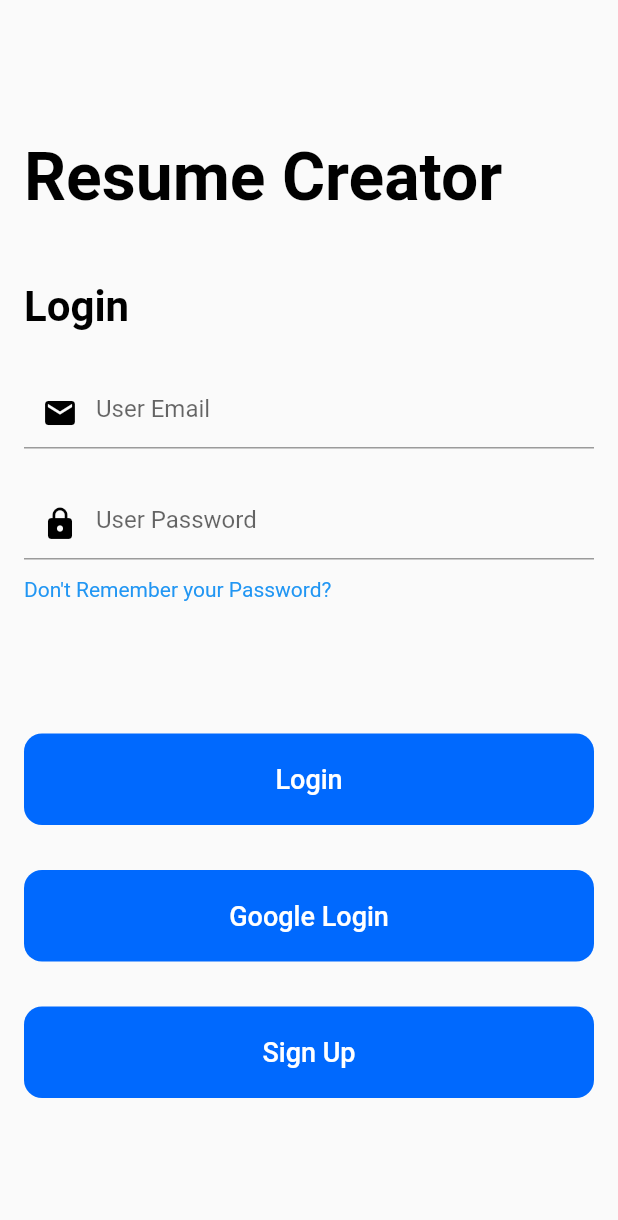
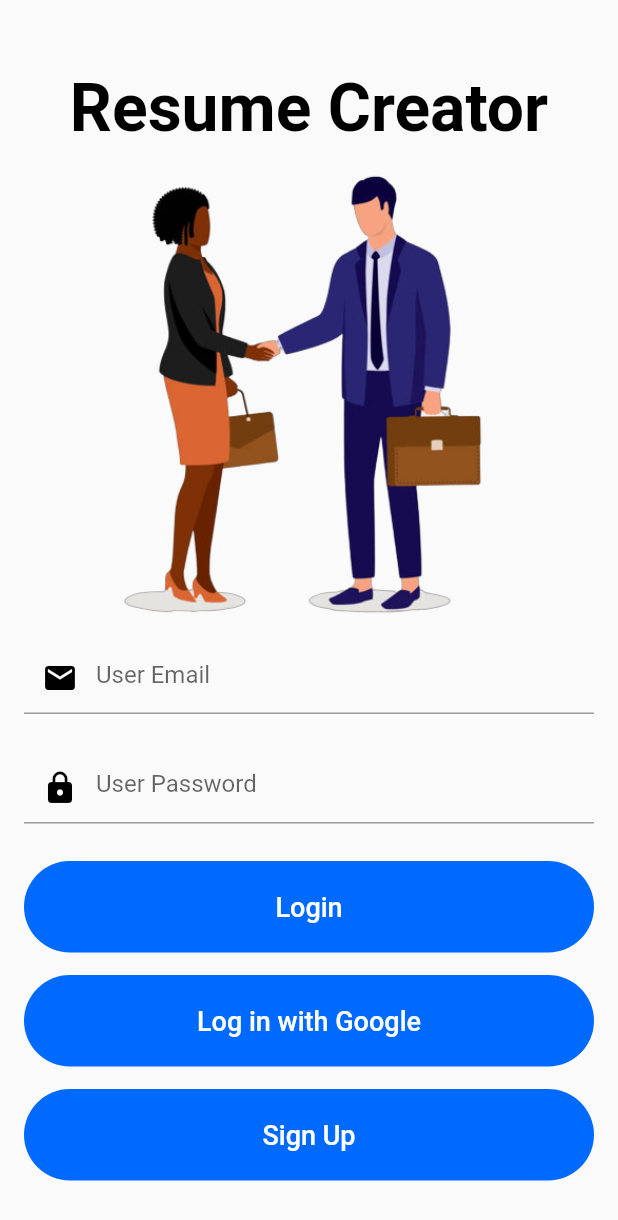
Before and after one commit to alvi-khan/Resume-Maker, a Flutter app: the screen it shows after launch, on a phone screen of 412 x 824 dp. Shown: the top 1220 px of the screen. Run offline on Flutter 3.47's test engine with Material 2 defaults, Android fonts, the phone set to English and light mode, and no system bars; our stand-ins replace cloud_firestore, firebase_auth, firebase_core, google_sign_in; missing offline and left inert: flutter_html_to_pdf; accounts and stored records are empty.

Commit message:
Login page UI changed

```diff
--- a/lib/components/login_signup.dart
+++ b/lib/components/login_signup.dart
@@ -9,7 +9,6 @@ class LoginPage extends StatefulWidget {
 }
 
 class _LoginPageState extends State<LoginPage> {
-
   @override
   Widget build(BuildContext context) {
     TextEditingController _emailController = TextEditingController();
@@ -17,11 +16,16 @@ class _LoginPageState extends State<LoginPage> {
 
     return Padding(
       padding: const EdgeInsets.all(16.0),
+      child: SingleChildScrollView(
         child: Column(
           mainAxisAlignment: MainAxisAlignment.center,
           crossAxisAlignment: CrossAxisAlignment.start,
           children: [
-          const Text(
+            const SizedBox(
+              height: 30.0,
+            ),
+            const Center(
+              child: Text(
                 "Resume Creator",
                 style: TextStyle(
                   color: Colors.black,
@@ -29,18 +33,18 @@ class _LoginPageState extends State<LoginPage> {
                   fontWeight: FontWeight.bold,
                 ),
               ),
-          const SizedBox(
-            height: 44.0,
-          ),
-          const Text(
-            "Login",
-            style: TextStyle(
-                color: Colors.black,
-                fontSize: 28.0,
-                fontWeight: FontWeight.bold),
             ),
             const SizedBox(
-            height: 30.0,
+              height: 15.0,
+            ),
+            Center(
+              child: Image.asset(
+                'assets/images/login.png',
+                height: 300,
+              ),
+            ),
+            const SizedBox(
+              height: 15.0,
             ),
             TextField(
               controller: _emailController,
@@ -51,7 +55,7 @@ class _LoginPageState extends State<LoginPage> {
               ),
             ),
             const SizedBox(
-            height: 26.0,
+              height: 25.0,
             ),
             TextField(
               controller: _passwordController,
@@ -62,49 +66,41 @@ class _LoginPageState extends State<LoginPage> {
               ),
             ),
             const SizedBox(
-            height: 12.0,
-          ),
-          const Text(
-            "Don't Remember your Password?",
-            style: TextStyle(color: Colors.blue),
-          ),
-          const SizedBox(
-            height: 88.0,
+              height: 25.0,
             ),
             Container(
               width: double.infinity,
               child: Button(
                 onPressed: () => Authentication.loginUsingEmailPassword(
                     email: _emailController.text,
-                  password: _passwordController.text
-              ),
+                    password: _passwordController.text),
                 text: "Login",
               ),
             ),
             const SizedBox(
-            height: 30.0,
+              height: 15.0,
             ),
             Container(
               width: double.infinity,
               child: Button(
                 onPressed: () => Authentication.signInWithGoogle(),
-              text: "Google Login",
+                text: "Log in with Google",
               ),
             ),
             const SizedBox(
-            height: 30.0,
+              height: 15.0,
             ),
             Container(
               width: double.infinity,
               child: Button(
                 onPressed: () => Authentication.createUser(
                     email: _emailController.text,
-                  password: _passwordController.text
-              ),
+                    password: _passwordController.text),
                 text: "Sign Up",
               ),
             )
           ],
+        ),
       ),
     );
   }
@@ -124,16 +120,13 @@ class Button extends StatelessWidget {
           backgroundColor: const Color(0xFF0069FE),
           foregroundColor: Colors.white,
           padding: const EdgeInsets.symmetric(vertical: 20.0),
-          shape: RoundedRectangleBorder(
-              borderRadius: BorderRadius.circular(12.0)
-          ),
+          shape:
+              RoundedRectangleBorder(borderRadius: BorderRadius.circular(50.0)),
         ),
         child: Text(text,
             style: const TextStyle(
               color: Colors.white,
               fontSize: 18.0,
-            )
-        )
-    );
+            )));
   }
 }
--- a/lib/main.dart
+++ b/lib/main.dart
@@ -38,7 +38,6 @@ class MyHomePage extends StatefulWidget {
 }
 
 class _MyHomePageState extends State<MyHomePage> {
-
   @override
   Widget build(BuildContext context) {
     return Scaffold(
```
Also changed, not shown: assets/images/login.png (added). Lines whose indentation alone changed are shown as unchanged.
